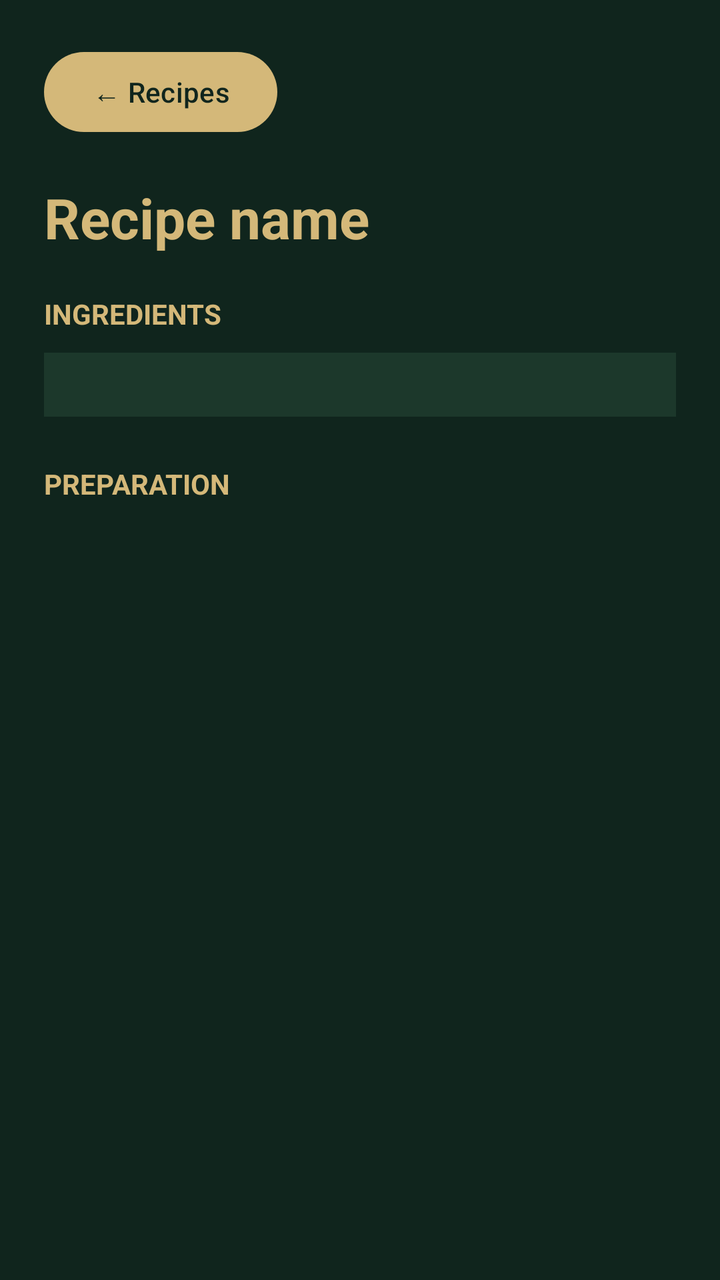
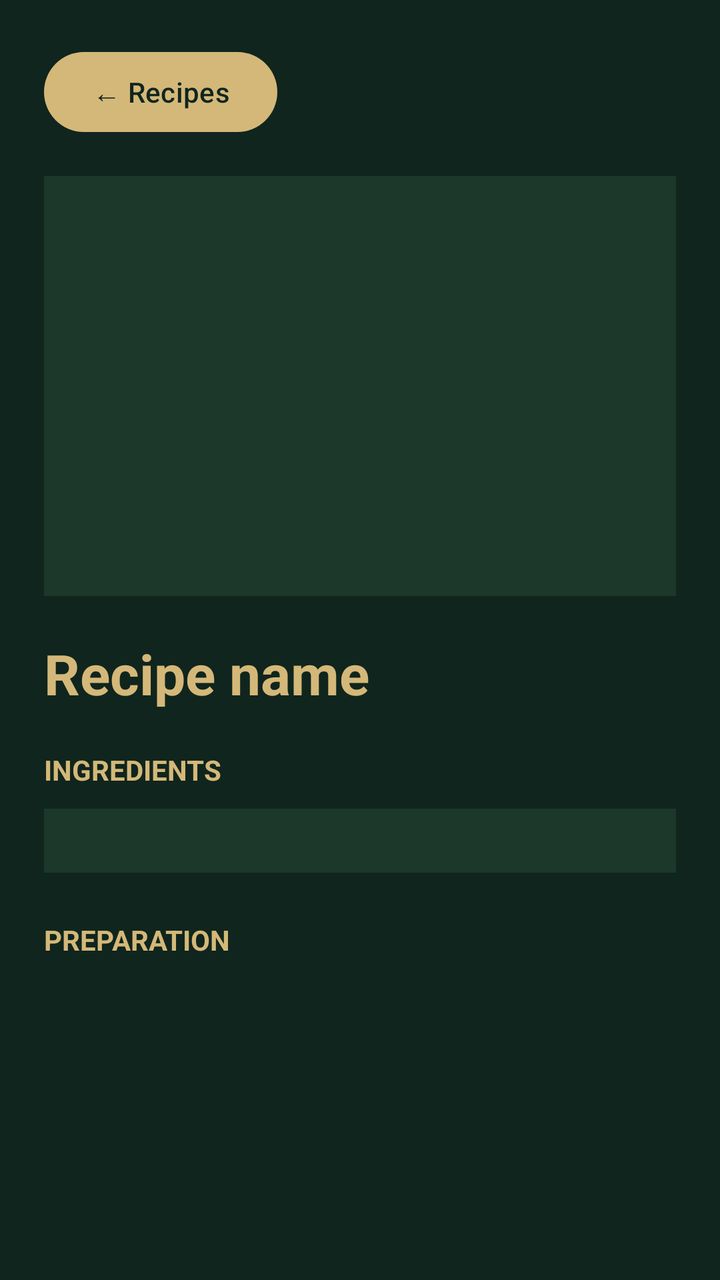

The first picture is an Android layout as it rendered before a commit; the second is the same layout after the commit. The layout source and the unified diff follow.
<!-- AndroidManifest.xml: application theme Theme.SmartPantryManager -->
<!-- res/layout/activity_recipe_detail.xml -->
<?xml version="1.0" encoding="utf-8"?>
<ScrollView xmlns:android="http://schemas.android.com/apk/res/android"
    android:layout_width="match_parent"
    android:layout_height="match_parent"
    android:background="#10251D"
    android:fillViewport="true">

    <LinearLayout
        android:layout_width="match_parent"
        android:layout_height="wrap_content"
        android:orientation="vertical"
        android:padding="22dp">

        <Button
            android:id="@+id/btnBackToRecipes"
            android:layout_width="wrap_content"
            android:layout_height="wrap_content"
            android:text="← Recipes"
            android:textAllCaps="false" />

        <TextView
            android:id="@+id/txtRecipeTitle"
            android:layout_width="match_parent"
            android:layout_height="wrap_content"
            android:text="Recipe name"
            android:textColor="#D4B879"
            android:textSize="28sp"
            android:textStyle="bold"
            android:paddingTop="20dp"
            android:paddingBottom="20dp" />

        <TextView
            android:layout_width="match_parent"
            android:layout_height="wrap_content"
            android:text="INGREDIENTS"
            android:textColor="#D4B879"
            android:textStyle="bold"
            android:textSize="14sp"
            android:paddingBottom="10dp" />

        <LinearLayout
            android:id="@+id/detailIngredients"
            android:layout_width="match_parent"
            android:layout_height="wrap_content"
            android:orientation="vertical"
            android:background="#1C382B"
            android:padding="16dp" />

        <TextView
            android:layout_width="match_parent"
            android:layout_height="wrap_content"
            android:text="PREPARATION"
            android:textColor="#D4B879"
            android:textStyle="bold"
            android:textSize="14sp"
            android:paddingTop="24dp"
            android:paddingBottom="10dp" />

        <TextView
            android:id="@+id/txtPreparationSteps"
            android:layout_width="match_parent"
            android:layout_height="wrap_content"
            android:textColor="#F4F0E4"
            android:textSize="16sp"
            android:lineSpacingExtra="6dp"
            android:paddingBottom="24dp" />

    </LinearLayout>
</ScrollView>
<!-- resources referenced by this layout -->
<resources>
  <style name="Theme.SmartPantryManager" parent="Base.Theme.SmartPantryManager" />
  <style name="Base.Theme.SmartPantryManager" parent="Theme.Material3.DayNight.NoActionBar">
  
          <item name="colorPrimary">@color/pantry_gold</item>
          <item name="colorOnPrimary">@color/pantry_background</item>
  
          <item name="colorSecondary">@color/pantry_sage</item>
          <item name="colorOnSecondary">@color/pantry_background</item>
  
          <item name="colorSurface">@color/pantry_card</item>
          <item name="colorOnSurface">@color/pantry_cream</item>
  
          <item name="colorControlActivated">@color/pantry_gold</item>
          <item name="colorAccent">@color/pantry_gold</item>
          <item name="android:colorAccent">@color/pantry_gold</item>
  
          <item name="android:windowBackground">@color/pantry_background</item>
          <item name="android:statusBarColor">@color/pantry_background</item>
          <item name="android:navigationBarColor">@color/pantry_background</item>
  
          <item name="android:windowLightStatusBar">false</item>
          <item name="android:windowLightNavigationBar" tools:targetApi="27">false</item>
  
      </style>
  <color name="pantry_gold">#D4B879</color>
  <color name="pantry_background">#10251D</color>
  <color name="pantry_sage">#B9CBAF</color>
  <color name="pantry_card">#1C382B</color>
  <color name="pantry_cream">#F4F0E4</color>
</resources>

<!-- the commit's change to res/layout/activity_recipe_detail.xml (unified diff, before → after) -->
@@ -17,6 +17,16 @@
             android:layout_height="wrap_content"
             android:text="← Recipes"
             android:textAllCaps="false" />
+
+        <ImageView
+            android:id="@+id/imgRecipeDetail"
+            android:layout_width="match_parent"
+            android:layout_height="210dp"
+            android:layout_marginTop="18dp"
+            android:contentDescription="Recipe image"
+            android:scaleType="centerCrop"
+            android:background="#1C382B" />
+
 
         <TextView
             android:id="@+id/txtRecipeTitle"
